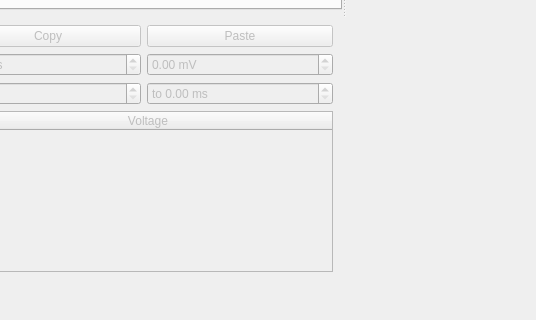
Old version of the form src/gui/stimulationcreator.ui in the repository CompEphys-team/rtdo; both pictures show x 257 to 793 and y 306 to 626 of the 793 by 626 pixel window.
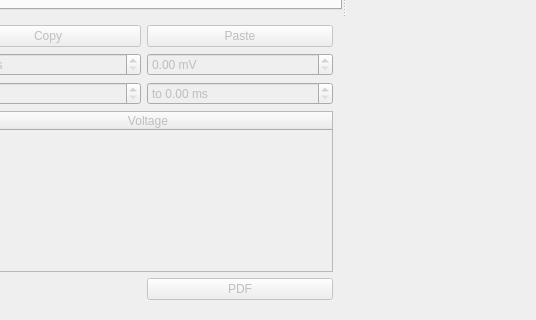
New version of the form. Custom widgets are drawn as their Qt base class.

Commit message: PDF export in StimulationCreator

Diff of the .ui file:
```diff
--- a/src/gui/stimulationcreator.ui
+++ b/src/gui/stimulationcreator.ui
@@ -127,6 +127,13 @@
             </property>
            </widget>
           </item>
+          <item row="4" column="2">
+           <widget class="QPushButton" name="pdf">
+            <property name="text">
+             <string>PDF</string>
+            </property>
+           </widget>
+          </item>
          </layout>
         </widget>
        </item>
```
Left out of the diff: 2 changed lines with no effect on the pictures. The commit also changes 2 other files.
